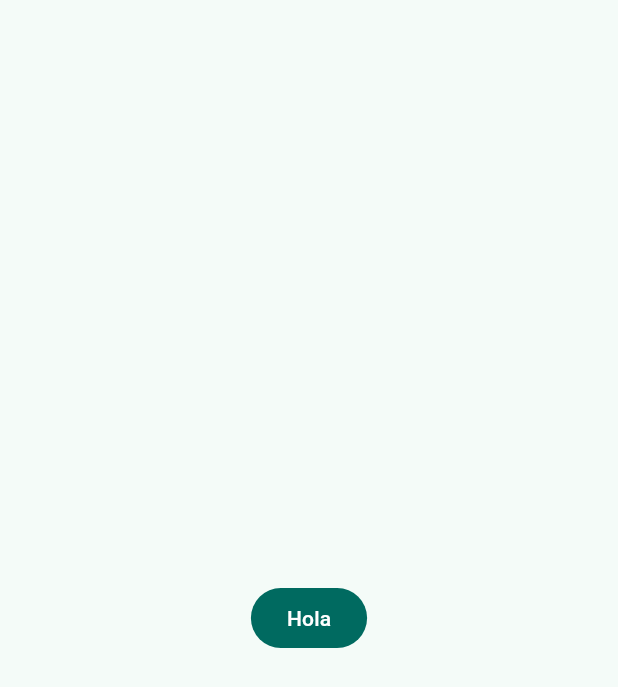
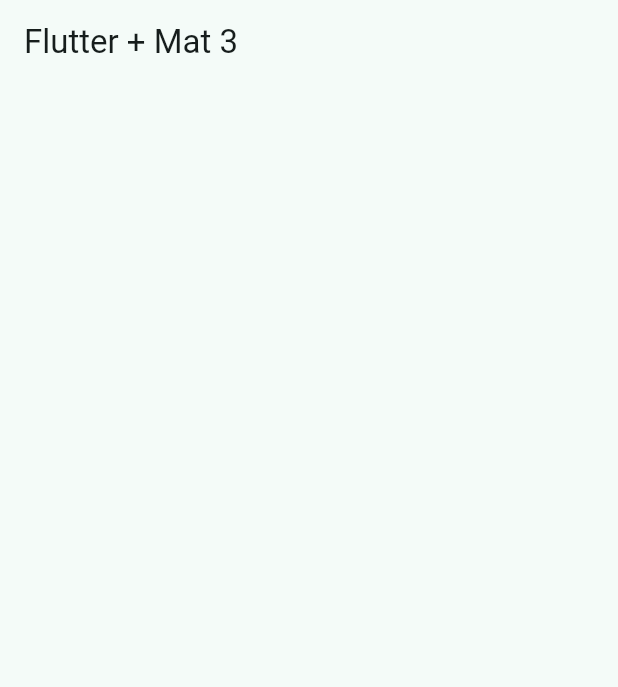
Before and after one commit to CDiegoSV/widgets_app, a Flutter app: the screen it shows after launch, on a phone screen of 412 x 824 dp. Shown: the top 687 px of the screen. Run offline on Flutter 3.47's test engine with Material 3 defaults, Android fonts, the phone set to English and light mode, and no system bars.

Commit message:
Home Screen Added

```diff
--- a/lib/main.dart
+++ b/lib/main.dart
@@ -1,5 +1,6 @@
 import 'package:flutter/material.dart';
 import 'package:widgets_app/config/theme/app_theme.dart';
+import 'package:widgets_app/presentation/screens/home/home_screen.dart';
 
 void main() {
   runApp(const MainApp());
@@ -13,11 +14,7 @@ class MainApp extends StatelessWidget {
     return MaterialApp(
       debugShowCheckedModeBanner: false,
       theme: AppTheme(selectedColor: 1).getTheme(),
-      home: Scaffold(
-        body: Center(
-          child: FilledButton(onPressed: () {}, child: const Text('Hola')),
-        ),
-      ),
+      home: const HomeScreen(),
     );
   }
 }
--- /dev/null
+++ b/lib/presentation/screens/home/home_screen.dart
@@ -0,0 +1,14 @@
+import 'package:flutter/material.dart';
+
+class HomeScreen extends StatelessWidget {
+  const HomeScreen({super.key});
+
+  @override
+  Widget build(BuildContext context) {
+    return Scaffold(
+      appBar: AppBar(
+        title: const Text('Flutter + Mat 3'),
+      ),
+    );
+  }
+}
```
